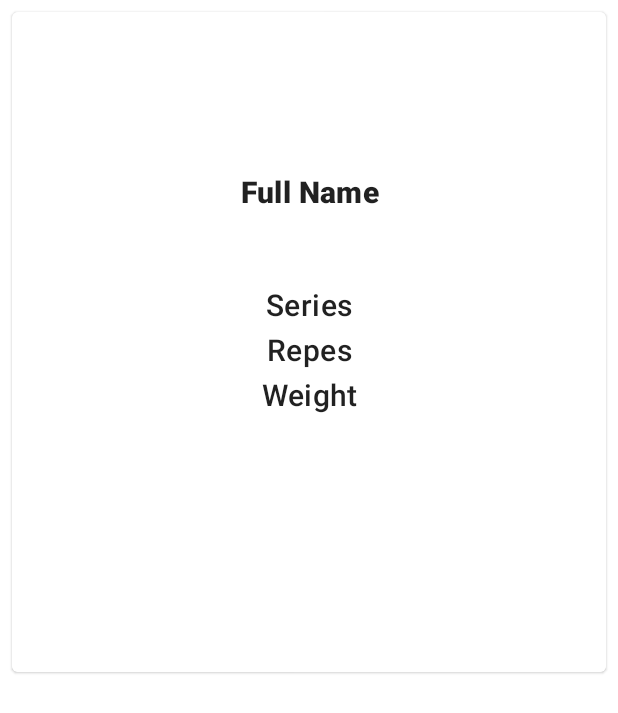
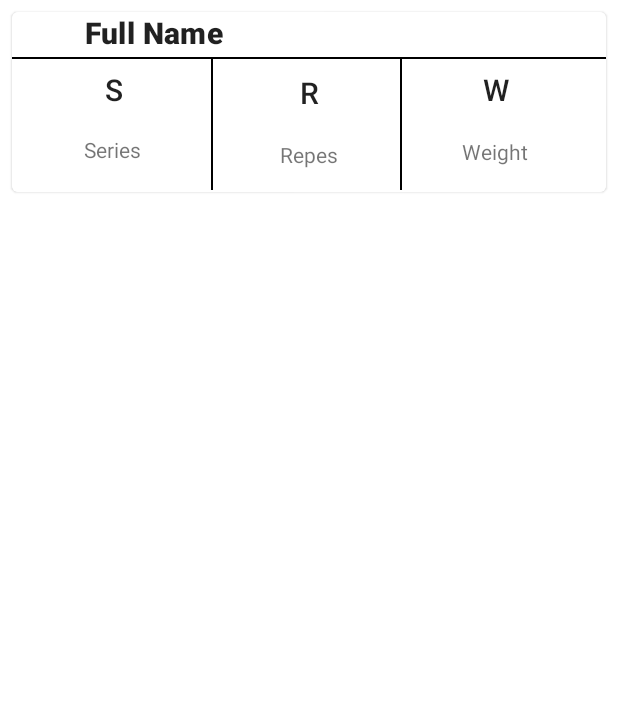
Before and after one commit to locovoi2/App, an Android app: the layout list_exercise_element.xml on its own in the app's theme, with its tools: preview values and no code run, on a phone screen of 412 x 824 dp. Shown: the top 713 px of the screen. Run offline under Robolectric (Android 15) with nearby library versions, the light colour scheme and no system bars.

Commit message:
RecyclerView de AddRoutines actualizado + Errores pequeños de ManageRoutines

```diff
--- a/app/src/main/java/edu/ub/pis/app/view/ui/manage_routines/ExercisesAdapter.java
+++ b/app/src/main/java/edu/ub/pis/app/view/ui/manage_routines/ExercisesAdapter.java
@@ -107,7 +107,7 @@
         public ViewHolder(@NonNull View itemView) {
             super(itemView);
             mName = itemView.findViewById(R.id.listElementExerciseName);
-            mSeries = itemView.findViewById(R.id.listElementRepes);
+            mSeries = itemView.findViewById(R.id.listElementSeries);
             mReps = itemView.findViewById(R.id.listElementRepes);
             mWeight = itemView.findViewById(R.id.listElementWeight);
         }
--- a/app/src/main/java/edu/ub/pis/app/view/ui/manage_routines/pages/AddRoutinesPage.java
+++ b/app/src/main/java/edu/ub/pis/app/view/ui/manage_routines/pages/AddRoutinesPage.java
@@ -125,7 +125,6 @@
         } else {
             Exercise exercise = new Exercise(name, series, reps, weight);
             exercisesList.add(exercise);
-            System.out.println(exercisesList);
             mEditTextExerciseName.setText("");
             mEditTextSeries.setText("");
             mEditTextReps.setText("");
--- a/app/src/main/res/layout/list_exercise_element.xml
+++ b/app/src/main/res/layout/list_exercise_element.xml
@@ -9,68 +9,128 @@
 
     <androidx.constraintlayout.widget.ConstraintLayout
         android:layout_width="match_parent"
-        android:layout_height="wrap_content"
+        android:layout_height="120dp"
         android:background="@color/white">
 
         <!-- Title, secondary and supporting text -->
 
         <TextView
             android:id="@+id/listElementExerciseName"
-            android:layout_width="0dp"
-            android:layout_height="60dp"
-            android:layout_marginBottom="200dp"
-            android:gravity="center"
+            android:layout_width="347dp"
+            android:layout_height="30dp"
             android:text="Full Name"
             android:textAppearance="?attr/textAppearanceHeadline6"
             android:textStyle="bold"
-            app:layout_constraintBottom_toBottomOf="parent"
             app:layout_constraintEnd_toEndOf="parent"
-            app:layout_constraintStart_toStartOf="parent"
+
             app:layout_constraintTop_toTopOf="parent" />
 
         <TextView
             android:id="@+id/listElementSeries"
-            android:layout_width="0dp"
-            android:layout_height="30dp"
-            android:layout_marginBottom="200dp"
-            android:gravity="center"
-            android:text="Series"
+            android:layout_width="wrap_content"
+            android:layout_height="wrap_content"
+            android:layout_marginTop="8dp"
+            android:layout_marginEnd="60dp"
+            android:gravity="center|center_horizontal|center_vertical"
+            android:text="S"
             android:textAppearance="?attr/textAppearanceHeadline6"
-            app:layout_constraintBottom_toBottomOf="parent"
-            app:layout_constraintEnd_toEndOf="parent"
-            app:layout_constraintHorizontal_bias="0.0"
+            app:layout_constraintEnd_toStartOf="@+id/listElementRepes"
+            app:layout_constraintHorizontal_bias="0.516"
             app:layout_constraintStart_toStartOf="parent"
             app:layout_constraintTop_toBottomOf="@+id/listElementExerciseName" />
 
         <TextView
             android:id="@+id/listElementRepes"
-            android:layout_width="0dp"
-            android:layout_height="30dp"
-            android:layout_marginBottom="200dp"
-            android:gravity="center"
-            android:text="Repes"
+            android:layout_width="wrap_content"
+            android:layout_height="wrap_content"
+            android:gravity="center|center_horizontal|center_vertical"
+
+            android:text="R"
             android:textAppearance="?attr/textAppearanceHeadline6"
             app:layout_constraintBottom_toBottomOf="parent"
             app:layout_constraintEnd_toEndOf="parent"
-            app:layout_constraintHorizontal_bias="0.0"
             app:layout_constraintStart_toStartOf="parent"
-            app:layout_constraintTop_toBottomOf="@+id/listElementSeries"
-            app:layout_constraintVertical_bias="1.0" />
+            app:layout_constraintTop_toTopOf="@+id/listElementExerciseName"
+            app:layout_constraintVertical_bias="0.43" />
 
         <TextView
             android:id="@+id/listElementWeight"
-            android:layout_width="0dp"
-            android:layout_height="30dp"
-            android:layout_marginBottom="200dp"
+            android:layout_width="wrap_content"
+            android:layout_height="wrap_content"
+            android:layout_marginStart="60dp"
+            android:layout_marginTop="8dp"
             android:gravity="center"
-            android:text="Weight"
+            android:text="W"
             android:textAppearance="?attr/textAppearanceHeadline6"
+            app:layout_constraintEnd_toEndOf="parent"
+            app:layout_constraintHorizontal_bias="0.433"
+            app:layout_constraintStart_toEndOf="@+id/listElementRepes"
+            app:layout_constraintTop_toBottomOf="@+id/listElementExerciseName" />
+
+        <View
+            android:id="@+id/view"
+            android:layout_width="1dp"
+            android:layout_height="87dp"
+            android:background="@android:color/black"
+            app:layout_constraintBottom_toBottomOf="parent"
+            app:layout_constraintEnd_toStartOf="@+id/listElementRepes"
+            app:layout_constraintStart_toEndOf="@+id/listElementSeries"
+            app:layout_constraintTop_toBottomOf="@+id/listElementExerciseName" />
+
+        <View
+            android:layout_width="1dp"
+            android:layout_height="87dp"
+            android:background="@android:color/black"
+            app:layout_constraintBottom_toBottomOf="parent"
+            app:layout_constraintEnd_toStartOf="@+id/listElementWeight"
+            app:layout_constraintStart_toEndOf="@+id/listElementRepes"
+            app:layout_constraintTop_toBottomOf="@+id/listElementExerciseName" />
+
+        <View
+            android:layout_width="match_parent"
+            android:layout_height="1dp"
+            android:background="@android:color/black"
+            app:layout_constraintBottom_toBottomOf="parent"
+            app:layout_constraintEnd_toStartOf="@+id/listElementWeight"
+            app:layout_constraintHorizontal_bias="0.713"
+            app:layout_constraintStart_toEndOf="@+id/listElementRepes"
+            app:layout_constraintTop_toTopOf="parent"
+            app:layout_constraintVertical_bias="0.252" />
+
+        <TextView
+            android:id="@+id/num_series"
+            android:layout_width="wrap_content"
+            android:layout_height="wrap_content"
+            android:layout_marginStart="48dp"
+            android:text="Series"
+            app:layout_constraintBottom_toBottomOf="parent"
+            app:layout_constraintStart_toStartOf="parent"
+            app:layout_constraintTop_toBottomOf="@+id/listElementSeries"
+            app:layout_constraintVertical_bias="0.47" />
+
+        <TextView
+            android:id="@+id/num_repes"
+            android:layout_width="wrap_content"
+            android:layout_height="wrap_content"
+            android:layout_marginTop="16dp"
+            android:text="Repes"
             app:layout_constraintBottom_toBottomOf="parent"
             app:layout_constraintEnd_toEndOf="parent"
-            app:layout_constraintHorizontal_bias="0.0"
             app:layout_constraintStart_toStartOf="parent"
             app:layout_constraintTop_toBottomOf="@+id/listElementRepes"
-            app:layout_constraintVertical_bias="0.0" />
+            app:layout_constraintVertical_bias="0.111" />
+
+        <TextView
+            android:id="@+id/num_weight"
+            android:layout_width="wrap_content"
+            android:layout_height="wrap_content"
+            android:layout_marginTop="16dp"
+            android:layout_marginEnd="52dp"
+            android:text="Weight"
+            app:layout_constraintBottom_toBottomOf="parent"
+            app:layout_constraintEnd_toEndOf="parent"
+            app:layout_constraintTop_toBottomOf="@+id/listElementWeight"
+            app:layout_constraintVertical_bias="0.111" />
 
 
         <!--        &lt;!&ndash; Buttons &ndash;&gt;-->
--- a/build.gradle
+++ b/build.gradle
@@ -15,8 +15,8 @@
 }
 
 plugins {
-    id 'com.android.application' version '7.4.1' apply false
-    id 'com.android.library' version '7.4.1' apply false
+    id 'com.android.application' version '7.4.2' apply false
+    id 'com.android.library' version '7.4.2' apply false
 }
 
 allprojects {
```
Also changed, not shown: 1 other file.
